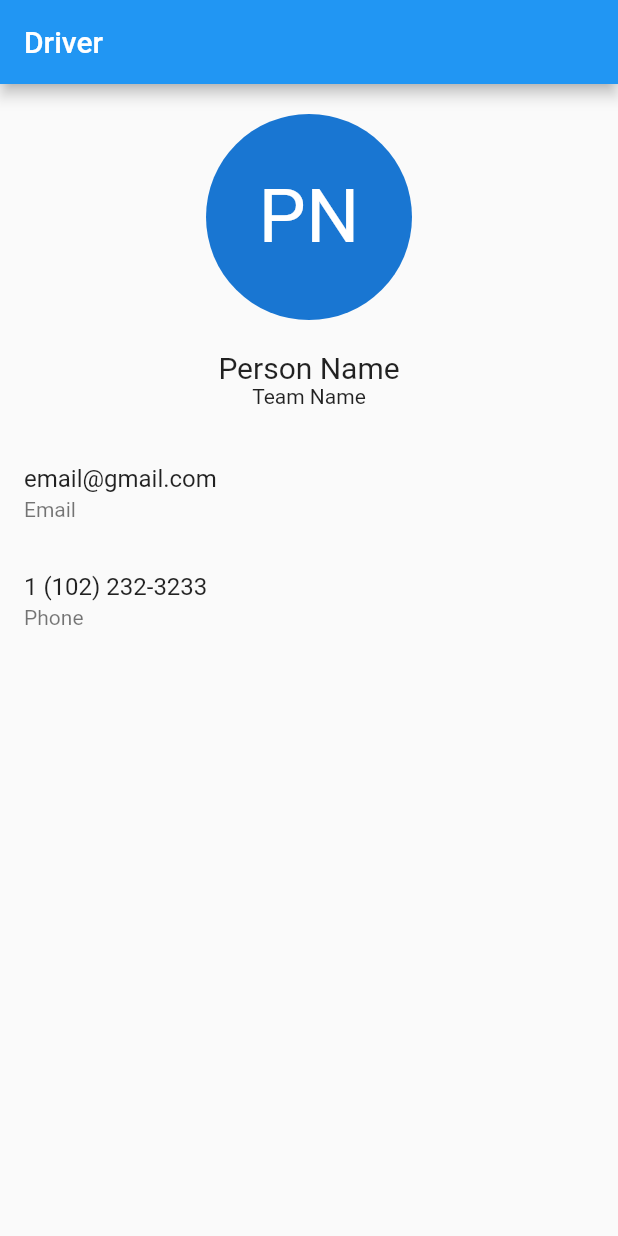
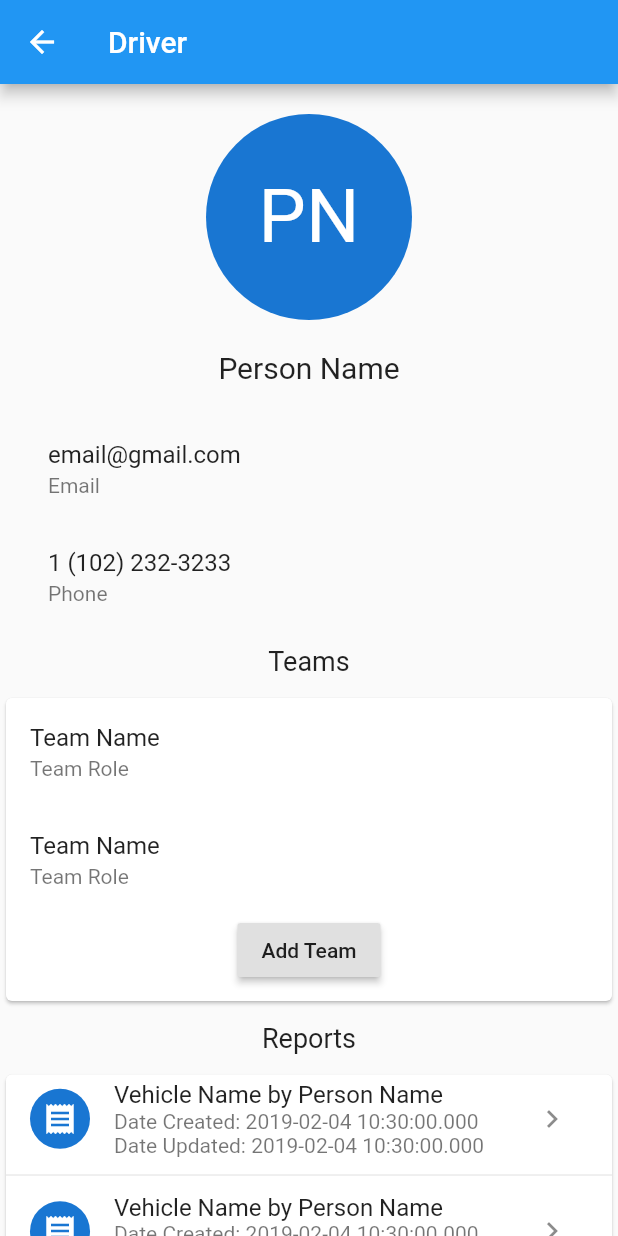
Before and after one commit to AlexeyShishlyannikov/logi_inspect, a Flutter app: the DriverViewPage screen opened directly, on a phone screen of 412 x 824 dp. Run offline on Flutter 3.47's test engine with Material 2 defaults, Android fonts, the phone set to English and light mode, and no system bars; our stand-ins replace flutter_redux, redux, shared_preferences; accounts and stored records are empty.

Commit message:
Updated driver and report-forms pages

```diff
--- a/lib/main.dart
+++ b/lib/main.dart
@@ -2,7 +2,10 @@ import 'package:flutter/material.dart';
 import 'package:logisticsinspect/pages/auth_pages/auth_page.dart';
 
 import 'package:flutter_redux/flutter_redux.dart';
+import 'package:logisticsinspect/pages/driver_pages/driver_edit_page.dart';
+import 'package:logisticsinspect/pages/driver_pages/driver_invite_page.dart';
 import 'package:logisticsinspect/pages/driver_pages/driver_view_page.dart';
+import 'package:logisticsinspect/pages/report_form_pages/report_forms_page.dart';
 import 'package:redux/redux.dart';
 
 import './store/actions.dart';
@@ -34,7 +37,7 @@ class MyApp extends StatelessWidget {
             home: Container(),
             initialRoute: '',
             routes: {
-              '': (BuildContext context) => DriverViewPage(),
+              '': (BuildContext context) => ReportFormsPage(),
               // '/products': (BuildContext context) => ProductsPage(mainModel),
               // '/admin': (BuildContext context) => ProductsAdminPage(mainModel),
             },
--- a/lib/models/report_form.dart
+++ b/lib/models/report_form.dart
@@ -3,21 +3,25 @@ import 'package:flutter/foundation.dart';
 enum FormFieldType {
   TextField,
   NumberField,
-  PhotoField
+  PhotoField,
 }
 
 class ReportForm {
   final String id;
   final DateTime created;
+  final DateTime updated;
   final String description;
   final String name;
+  final bool isArchived;
   final List<ReportFormField> formFields;
 
   ReportForm({
     @required this.id,
+    @required this.name,
+    @required this.description,
     @required this.created,
-    @required this.description,
-    @required this.name,
+    @required this.updated,
+    @required this.isArchived,
     @required this.formFields,
   });
 
@@ -30,18 +34,22 @@ class ReportForm {
   }) {
     return ReportForm(
       id: id ?? this.id,
+      name: name ?? this.name,
+      description: description ?? this.description,
       created: created ?? this.created,
-      description: description ?? this.description,
-      name: name ?? this.name,
+      updated: updated ?? this.updated,
+      isArchived: isArchived ?? this.isArchived,
       formFields: formFields ?? this.formFields,
     );
   }
 
   ReportForm.fromJson(Map json)
       : id = json['id'],
+        name = json['name'],
+        description = json['description'],
         created = json['created'],
-        description = json['description'],
-        name = json['name'],
+        updated = json['updated'],
+        isArchived = json['isArchived'],
         formFields = (json['form_fields'] as List)
             .map((formField) => ReportFormField.fromJson(formField))
             .toList();
@@ -50,6 +58,8 @@ class ReportForm {
         'created': created,
         'description': description,
         'name': name,
+        'isArchived': isArchived,
+        'updated': updated,
         'form_fields': formFields.map((field) => field.toJson()).toList(),
       };
 
--- a/lib/pages/driver_pages/driver_view_page.dart
+++ b/lib/pages/driver_pages/driver_view_page.dart
@@ -1,4 +1,5 @@
 import 'package:flutter/material.dart';
+import 'package:logisticsinspect/widgets/report/report_tile.dart';
 
 class DriverViewPage extends StatelessWidget {
   Widget _buildDriverImage(BuildContext context) {
@@ -20,19 +21,24 @@ class DriverViewPage extends StatelessWidget {
         Column(
           children: <Widget>[
             Text('Person Name', style: TextStyle(fontSize: 20.0)),
-            Text('Team Name'),
           ],
         ),
         SizedBox(height: 20.0),
         Column(
           children: <Widget>[
-            ListTile(
-              title: Text('email@gmail.com'),
-              subtitle: Text('Email'),
+            FlatButton(
+              child: ListTile(
+                title: Text('email@gmail.com'),
+                subtitle: Text('Email'),
+              ),
+              onPressed: () {},
             ),
-            ListTile(
-              title: Text('1 (102) 232-3233'),
-              subtitle: Text('Phone'),
+            FlatButton(
+              child: ListTile(
+                title: Text('1 (102) 232-3233'),
+                subtitle: Text('Phone'),
+              ),
+              onPressed: () {},
             ),
           ],
         )
@@ -40,8 +46,51 @@ class DriverViewPage extends StatelessWidget {
     );
   }
 
+  Widget _buildDriverTeams() {
+    return Column(
+      children: <Widget>[
+        Text('Teams', style: TextStyle(fontSize: 18.0)),
+        SizedBox(height: 10.0),
+        Card(
+          child: Column(
+            children: List.generate(
+              2,
+              (_) => ListTile(
+                    title: Text('Team Name'),
+                    subtitle: Text('Team Role'),
+                  ),
+            )..add(Container(
+                padding: EdgeInsets.only(bottom: 10.0),
+                child: RaisedButton(
+                  child: Text('Add Team'),
+                  onPressed: () {},
+                ),
+              )),
+          ),
+        ),
+      ],
+    );
+  }
+
   Widget _buildDriverRecentReports() {
-    return Container();
+    return Column(
+      children: <Widget>[
+        Text('Reports', style: TextStyle(fontSize: 18.0)),
+        SizedBox(height: 10.0),
+        Card(
+          child: Column(
+            children: List.generate(3, (_) => ReportTile())
+              ..add(Container(
+                padding: EdgeInsets.only(bottom: 10.0),
+                child: RaisedButton(
+                  child: Text('See more'),
+                  onPressed: () {},
+                ),
+              )),
+          ),
+        ),
+      ],
+    );
   }
 
   Widget _buildDriverActionItems() {
@@ -54,10 +103,13 @@ class DriverViewPage extends StatelessWidget {
       appBar: AppBar(
         title: Text('Driver'),
       ),
-      body: Column(
+      body: ListView(
         children: <Widget>[
           _buildDriverImage(context),
           _buildDriverInfo(),
+          SizedBox(height: 10.0),
+          _buildDriverTeams(),
+          SizedBox(height: 10.0),
           _buildDriverRecentReports(),
           _buildDriverActionItems(),
         ],
--- a/lib/widgets/report_form/report_form_tile.dart
+++ b/lib/widgets/report_form/report_form_tile.dart
@@ -30,10 +30,7 @@ class ReportFormTile extends StatelessWidget {
   }
 
   Widget _buildSelectButton() {
-    return IconButton(
-      icon: Icon(Icons.chevron_right),
-      onPressed: () {},
-    );
+    return Icon(Icons.chevron_right);
   }
 
   @override
```
Also changed, not shown: lib/pages/auth_pages/auth_change_password.dart (added, +85 -0 lines), lib/pages/driver_pages/driver_edit_page.dart (+97 -17 lines), lib/pages/driver_pages/driver_invite_page.dart (+33 -7 lines), lib/pages/report_form_pages/report_forms_page.dart (+46 -11 lines).
